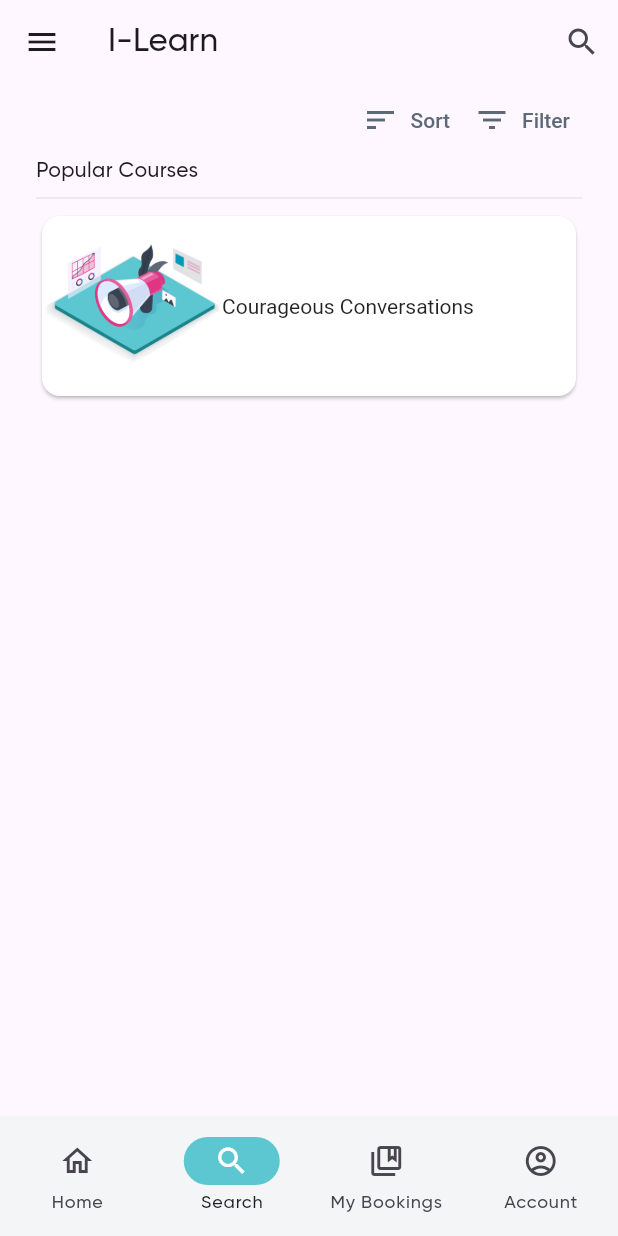
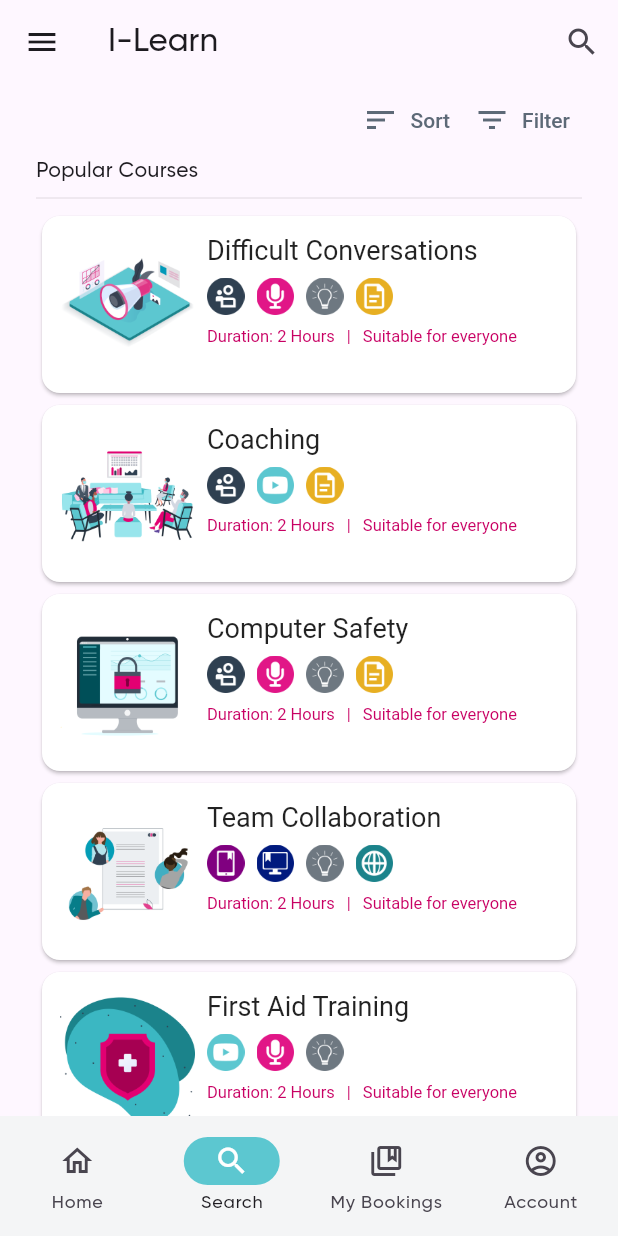
Before and after one commit to BelchieBen/I-Learn, a Flutter app: the AppScaffold screen opened directly, item 2 of the bottom bar chosen, on a phone screen of 412 x 824 dp. Run offline on Flutter 3.47's test engine with Material 2 defaults, Android fonts, the phone set to English and light mode, and no system bars; our stand-ins replace lottie, string_validator; network calls fail.

Commit message:
Continued developing the popular courses list cards

```diff
--- /dev/null
+++ b/lib/src/components/course/course_tags.dart
@@ -0,0 +1,45 @@
+import 'package:flutter/material.dart';
+
+class CourseTags extends StatefulWidget {
+  final List<String> tags;
+  final double tagSize;
+  const CourseTags({super.key, required this.tags, required this.tagSize});
+
+  State<CourseTags> createState() => _CourseTageState();
+}
+
+class _CourseTageState extends State<CourseTags> {
+  @override
+  Widget build(BuildContext context) {
+    return Padding(
+      padding: const EdgeInsets.fromLTRB(0, 0, 0, 16),
+      child: Wrap(
+        children: [
+          for (var tag in widget.tags)
+            Wrap(
+              children: [
+                Text(
+                  tag,
+                  style: TextStyle(
+                    color: const Color.fromRGBO(200, 0, 99, 1),
+                    fontSize: widget.tagSize,
+                  ),
+                ),
+                tag != widget.tags.last
+                    ? Padding(
+                        padding: const EdgeInsets.fromLTRB(8, 0, 8, 0),
+                        child: Text(
+                          "|",
+                          style: TextStyle(
+                              color: const Color.fromRGBO(200, 0, 99, 1),
+                              fontSize: widget.tagSize),
+                        ),
+                      )
+                    : const Text(""),
+              ],
+            ),
+        ],
+      ),
+    );
+  }
+}
--- /dev/null
+++ b/lib/src/components/course/learning_types.dart
@@ -0,0 +1,27 @@
+import 'package:flutter/material.dart';
+
+class LearningTypes extends StatefulWidget {
+  final List<String> contentTypes;
+  const LearningTypes({super.key, required this.contentTypes});
+
+  State<LearningTypes> createState() => _LearningTypesState();
+}
+
+class _LearningTypesState extends State<LearningTypes> {
+  @override
+  Widget build(BuildContext context) {
+    return Padding(
+      padding: const EdgeInsets.fromLTRB(0, 8, 0, 8),
+      child: Wrap(
+        spacing: 8,
+        children: [
+          for (var type in widget.contentTypes)
+            Image.asset(
+              "images/contentImages/$type",
+              height: 25,
+            ),
+        ],
+      ),
+    );
+  }
+}
--- a/lib/src/pages/courses/course_detail.dart
+++ b/lib/src/pages/courses/course_detail.dart
@@ -1,3 +1,5 @@
+import 'package:booking_app/src/components/course/course_tags.dart';
+import 'package:booking_app/src/components/course/learning_types.dart';
 import 'package:booking_app/src/components/course/self_directed_learning_table.dart';
 import 'package:booking_app/src/pages/booking/book_course.dart';
 import 'package:flutter/material.dart';
@@ -50,8 +52,11 @@ class _CourseDetailPageState extends State<CourseDetailPage> {
                   crossAxisAlignment: CrossAxisAlignment.start,
                   children: [
                     courseTitle(),
-                    learningTypes(contentTypes),
-                    courseTags(tags),
+                    LearningTypes(contentTypes: contentTypes),
+                    CourseTags(
+                      tags: tags,
+                      tagSize: 14,
+                    ),
                     courseDescription(),
                     courseQuote(quoteText),
                     courseLocation(),
@@ -75,54 +80,6 @@ class _CourseDetailPageState extends State<CourseDetailPage> {
     return Text(
       widget.course["title"]!,
       style: const TextStyle(fontSize: 24),
-    );
-  }
-
-  Padding learningTypes(List<String> contentTypes) {
-    return Padding(
-      padding: const EdgeInsets.fromLTRB(0, 8, 0, 8),
-      child: Wrap(
-        spacing: 8,
-        children: [
-          for (var type in contentTypes)
-            Image.asset(
-              "images/contentImages/$type",
-              height: 25,
-            ),
-        ],
-      ),
-    );
-  }
-
-  Padding courseTags(List<String> tags) {
-    return Padding(
-      padding: const EdgeInsets.fromLTRB(0, 0, 0, 16),
-      child: Wrap(
-        children: [
-          for (var tag in tags)
-            Wrap(
-              children: [
-                Text(
-                  tag,
-                  style: const TextStyle(
-                    color: Color.fromRGBO(200, 0, 99, 1),
-                  ),
-                ),
-                tag != tags.last
-                    ? const Padding(
-                        padding: EdgeInsets.fromLTRB(8, 0, 8, 0),
-                        child: Text(
-                          "|",
-                          style: TextStyle(
-                            color: Color.fromRGBO(200, 0, 99, 1),
-                          ),
-                        ),
-                      )
-                    : const Text(""),
-              ],
-            ),
-        ],
-      ),
     );
   }
 
--- a/lib/src/pages/courses/search_courses.dart
+++ b/lib/src/pages/courses/search_courses.dart
@@ -1,3 +1,5 @@
+import 'package:booking_app/src/components/course/course_tags.dart';
+import 'package:booking_app/src/components/course/learning_types.dart';
 import 'package:flutter/material.dart';
 
 class SearchCourses extends StatefulWidget {
@@ -10,11 +12,35 @@ class SearchCourses extends StatefulWidget {
 class _SearchCoursesState extends State<SearchCourses> {
   final courses = [
     {
-      "title": "Courageous Conversations",
+      "title": "Difficult Conversations",
       "image": "images/CompanyNews.png",
       "learningContents": "FaceToFace.png,Podcast.png,TopTips.png,Article.png",
-      "tags": "Duration: 2 Hours,Maximum Attendees: 12,Suitable for everyone",
-    }
+      "tags": "Duration: 2 Hours,Suitable for everyone",
+    },
+    {
+      "title": "Coaching",
+      "image": "images/BackToWork.png",
+      "learningContents": "FaceToFace.png,Video.png,Article.png",
+      "tags": "Duration: 2 Hours,Suitable for everyone",
+    },
+    {
+      "title": "Computer Safety",
+      "image": "images/CentralisedSafety Data.png",
+      "learningContents": "FaceToFace.png,Podcast.png,TopTips.png,Article.png",
+      "tags": "Duration: 2 Hours,Suitable for everyone",
+    },
+    {
+      "title": "Team Collaboration",
+      "image": "images/Collaboration.png",
+      "learningContents": "EBook.png,ELearning.png,TopTips.png,Online.png",
+      "tags": "Duration: 2 Hours,Suitable for everyone",
+    },
+    {
+      "title": "First Aid Training",
+      "image": "images/FirstAid.png",
+      "learningContents": "Video.png,Podcast.png,TopTips.png",
+      "tags": "Duration: 2 Hours,Suitable for everyone",
+    },
   ];
 
   @override
@@ -52,21 +78,44 @@ class _SearchCoursesState extends State<SearchCourses> {
                         shape: RoundedRectangleBorder(
                           borderRadius: BorderRadius.circular(12),
                         ),
+                        child: Padding(
+                          padding: const EdgeInsets.all(12.0),
                           child: Row(
                             children: [
                               Image.asset(
                                 course["image"]!,
-                              height: 120,
+                                width: 90,
+                                height: 90,
+                              ),
+                              const SizedBox(
+                                width: 8,
                               ),
                               Column(
+                                crossAxisAlignment: CrossAxisAlignment.start,
                                 children: [
-                                Text(course["title"]!),
-                                // TODO add the tags and learning content
+                                  Text(
+                                    course["title"]!,
+                                    style: const TextStyle(fontSize: 18),
+                                  ),
+                                  LearningTypes(
+                                    contentTypes:
+                                        course["learningContents"]!.split(","),
+                                  ),
+                                  CourseTags(
+                                    tags: course["tags"]!.split(","),
+                                    tagSize: 11,
+                                  )
                                 ],
                               )
                             ],
                           ),
-                      )
+                        ),
+                      ),
+                    const SizedBox(
+                      height: 20,
+                    ),
+                    const Text("Courses for you division"),
+                    const Divider(),
                   ],
                 ),
               ),
--- a/pubspec.yaml
+++ b/pubspec.yaml
@@ -64,7 +64,6 @@ flutter:
 
   # To add assets to your application, add an assets section, like this:
   assets:
-    - assets/
     - images/
     - images/contentImages/
 
```
Also changed, not shown: images/CentralisedSafety Data.png (added), images/Collaboration.png (added). Lines whose indentation alone changed are shown as unchanged.
